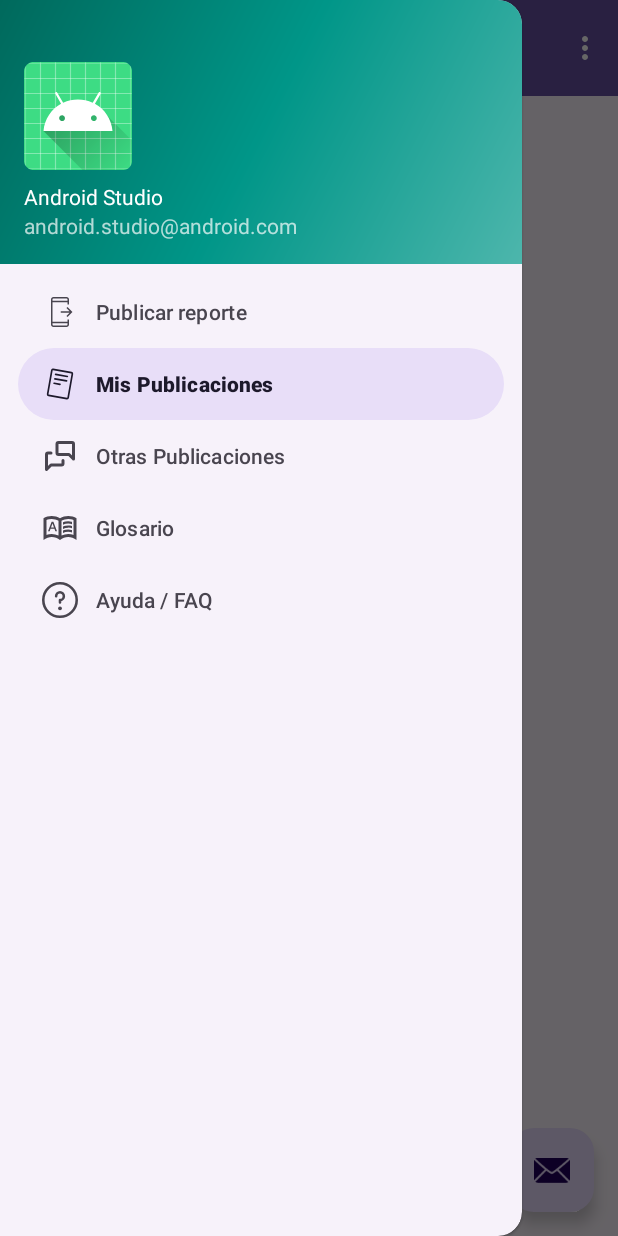
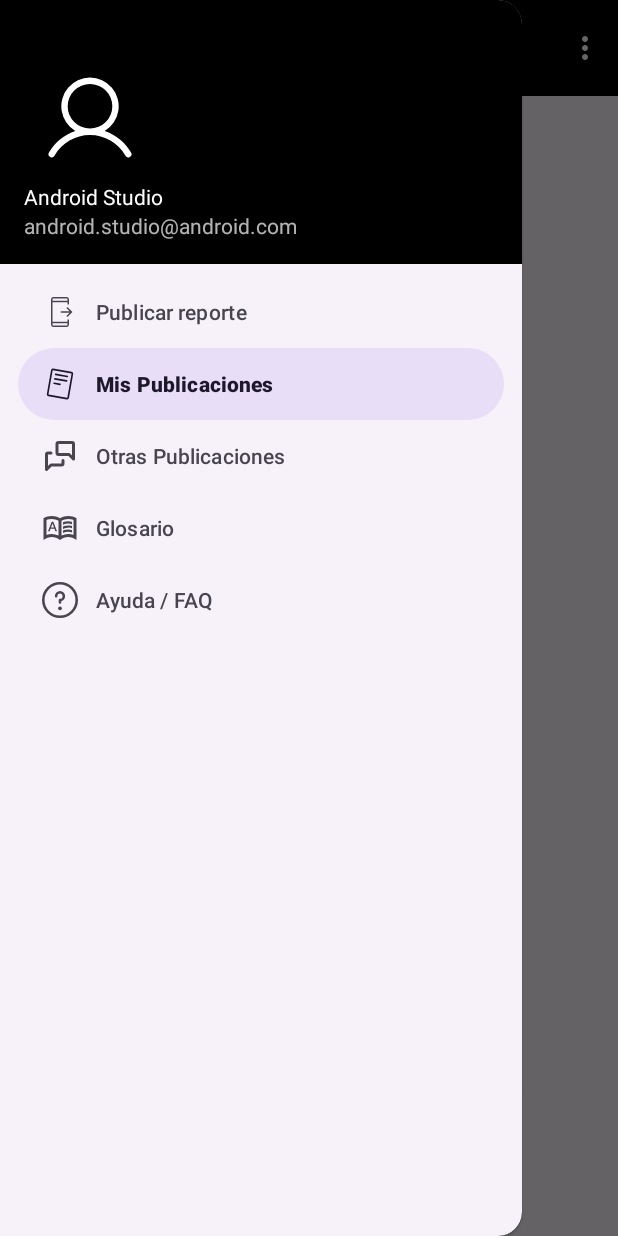
Before and after one commit to MarcoPadillaC98/NoTeCalles, an Android app: the InicioActivity screen opened directly, with no data from a screen before it, with the side drawer open, on a phone screen of 412 x 824 dp. Run offline under Robolectric (Android 15) with nearby library versions, the light colour scheme and no system bars; our stand-ins replace navigation-ui.

Commit message:
Color Nav Bar

```diff
--- a/app/src/main/java/com/example/notecalles/activity/InicioActivity.java
+++ b/app/src/main/java/com/example/notecalles/activity/InicioActivity.java
@@ -30,7 +30,7 @@
         setContentView(binding.getRoot());
 
         setSupportActionBar(binding.appBarInicio.toolbar);
-        binding.appBarInicio.fab.setOnClickListener(new View.OnClickListener() {
+        binding.appBarInicio.toolbar.setOnClickListener(new View.OnClickListener() {
             @Override
             public void onClick(View view) {
                 Snackbar.make(view, "Replace with your own action", Snackbar.LENGTH_LONG)
--- /dev/null
+++ b/app/src/main/res/drawable/img_usuariomenu.xml
@@ -0,0 +1,9 @@
+<vector xmlns:android="http://schemas.android.com/apk/res/android"
+    android:width="128dp"
+    android:height="128dp"
+    android:viewportWidth="256"
+    android:viewportHeight="256">
+  <path
+      android:pathData="M230.92,212c-15.23,-26.33 -38.7,-45.21 -66.09,-54.16a72,72 0,1 0,-73.66 0c-27.39,8.94 -50.86,27.82 -66.09,54.16a8,8 0,1 0,13.85 8c18.84,-32.56 52.14,-52 89.07,-52s70.23,19.44 89.07,52a8,8 0,1 0,13.85 -8ZM72,96a56,56 0,1 1,56 56a56.06,56.06 0,0 1,-56 -56Z"
+      android:fillColor="#ffffff"/>
+</vector>
--- a/app/src/main/res/layout/activity_registro.xml
+++ b/app/src/main/res/layout/activity_registro.xml
@@ -171,6 +171,7 @@
         android:text="Registrar"
         android:textColor="#D8CCCC"
         app:icon="@drawable/img_reg"
+        app:iconTint="@color/white"
         app:layout_constraintEnd_toEndOf="parent"
         app:layout_constraintStart_toStartOf="parent"
         app:layout_constraintTop_toBottomOf="@+id/InputDocumento"
--- a/app/src/main/res/layout/app_bar_inicio.xml
+++ b/app/src/main/res/layout/app_bar_inicio.xml
@@ -15,20 +15,11 @@
             android:id="@+id/toolbar"
             android:layout_width="match_parent"
             android:layout_height="?attr/actionBarSize"
-            android:background="?attr/colorPrimary"
+            android:background="@color/black"
             app:popupTheme="@style/Theme.NoTeCalles.PopupOverlay" />
 
     </com.google.android.material.appbar.AppBarLayout>
 
     <include layout="@layout/content_inicio" />
 
-    <com.google.android.material.floatingactionbutton.FloatingActionButton
-        android:id="@+id/fab"
-        android:layout_width="wrap_content"
-        android:layout_height="wrap_content"
-        android:layout_gravity="bottom|end"
-        android:layout_marginEnd="@dimen/fab_margin"
-        android:layout_marginBottom="16dp"
-        app:srcCompat="@android:drawable/ic_dialog_email" />
-
 </androidx.coordinatorlayout.widget.CoordinatorLayout>
--- a/app/src/main/res/layout/nav_header_inicio.xml
+++ b/app/src/main/res/layout/nav_header_inicio.xml
@@ -3,7 +3,7 @@
     xmlns:app="http://schemas.android.com/apk/res-auto"
     android:layout_width="match_parent"
     android:layout_height="@dimen/nav_header_height"
-    android:background="@drawable/side_nav_bar"
+    android:background="@color/black"
     android:gravity="bottom"
     android:orientation="vertical"
     android:paddingLeft="@dimen/activity_horizontal_margin"
@@ -14,11 +14,11 @@
 
     <ImageView
         android:id="@+id/imageView"
-        android:layout_width="wrap_content"
-        android:layout_height="wrap_content"
+        android:layout_width="88dp"
+        android:layout_height="76dp"
         android:contentDescription="@string/nav_header_desc"
         android:paddingTop="@dimen/nav_header_vertical_spacing"
-        app:srcCompat="@mipmap/ic_launcher_round" />
+        app:srcCompat="@drawable/img_usuariomenu" />
 
     <TextView
         android:layout_width="match_parent"
--- a/app/src/main/res/menu/inicio.xml
+++ b/app/src/main/res/menu/inicio.xml
@@ -2,8 +2,8 @@
 <menu xmlns:android="http://schemas.android.com/apk/res/android"
     xmlns:app="http://schemas.android.com/apk/res-auto">
     <item
-        android:id="@+id/action_settings"
+        android:id="@+id/action_cerrarsesion"
         android:orderInCategory="100"
-        android:title="@string/action_settings"
+        android:title="@string/menu_CerrarSesion"
         app:showAsAction="never" />
 </menu>
--- a/app/src/main/res/values/colors.xml
+++ b/app/src/main/res/values/colors.xml
@@ -3,4 +3,5 @@
     <color name="black">#FF000000</color>
     <color name="white">#FFFFFFFF</color>
     <color name="blueGray">#263238</color>
+
 </resources>
--- a/app/src/main/res/values/strings.xml
+++ b/app/src/main/res/values/strings.xml
@@ -16,4 +16,9 @@
     <string name="menu_OtrasPublicaciones">Otras Publicaciones</string>
     <string name="menu_Glosario">Glosario</string>
     <string name="menu_Ayuda">Ayuda / FAQ</string>
+    <string name="menu_CerrarSesion">Cerrar Sesion</string>
+
+    <string name="calendar_icon">calendar icon</string>
+
+
 </resources>
--- a/app/src/main/res/values/themes.xml
+++ b/app/src/main/res/values/themes.xml
@@ -5,14 +5,24 @@
         <!-- <item name="colorPrimary">@color/my_light_primary</item> -->
     </style>
 
-    <style name="Theme.NoTeCalles" parent="Base.Theme.NoTeCalles" />
+    <style name="Theme.NoTeCalles" parent="Base.Theme.NoTeCalles" >
+        <item name="android:statusBarColor" tools:targetApi="1">@color/black</item>
+        <item name="android:navigationBarColor">@color/black</item>
+
+    </style>
 
     <style name="Theme.NoTeCalles.NoActionBar">
         <item name="windowActionBar">false</item>
         <item name="windowNoTitle">true</item>
+
     </style>
 
-    <style name="Theme.NoTeCalles.AppBarOverlay" parent="ThemeOverlay.AppCompat.Dark.ActionBar" />
+    <style name="Theme.NoTeCalles.AppBarOverlay" parent="ThemeOverlay.AppCompat.Dark.ActionBar" >
+        <item name="android:statusBarColor" tools:targetApi="1">@color/black</item>
+        <item name="android:navigationBarColor">@color/black</item>
+    </style>
+
+
 
     <style name="Theme.NoTeCalles.PopupOverlay" parent="ThemeOverlay.AppCompat.Light" />
 </resources>
```
Also changed, not shown: app/src/main/res/drawable/style_bordes_etlogin.xml (added, +20 -0 lines), app/src/main/res/layout/activity_login.xml (+11 -2 lines), app/src/main/res/layout/fragment_publicar.xml (+8 -2 lines), 1 other file.
